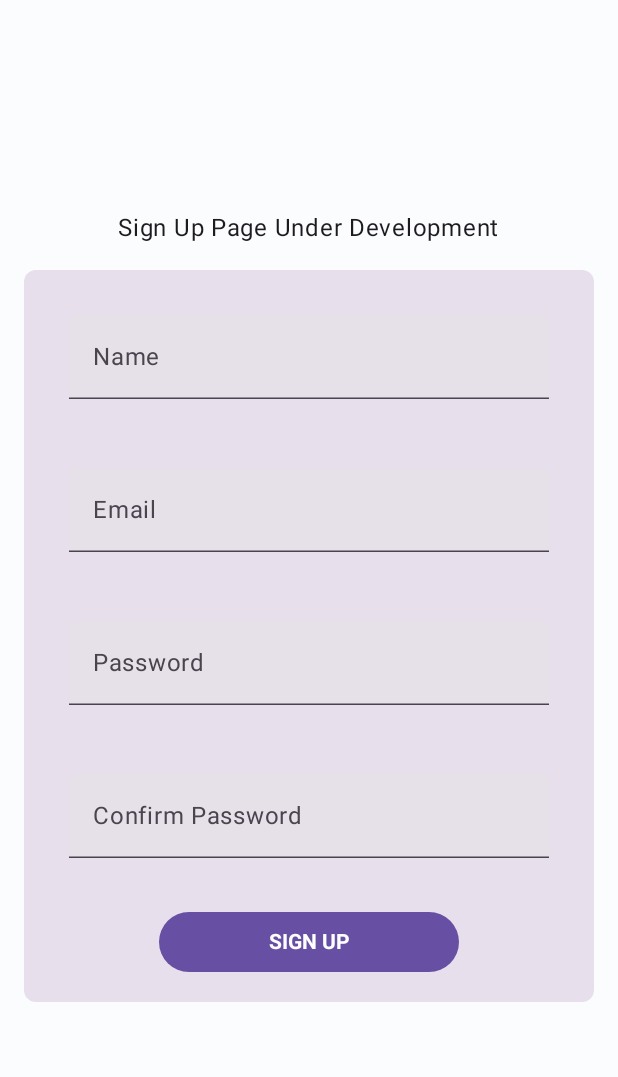
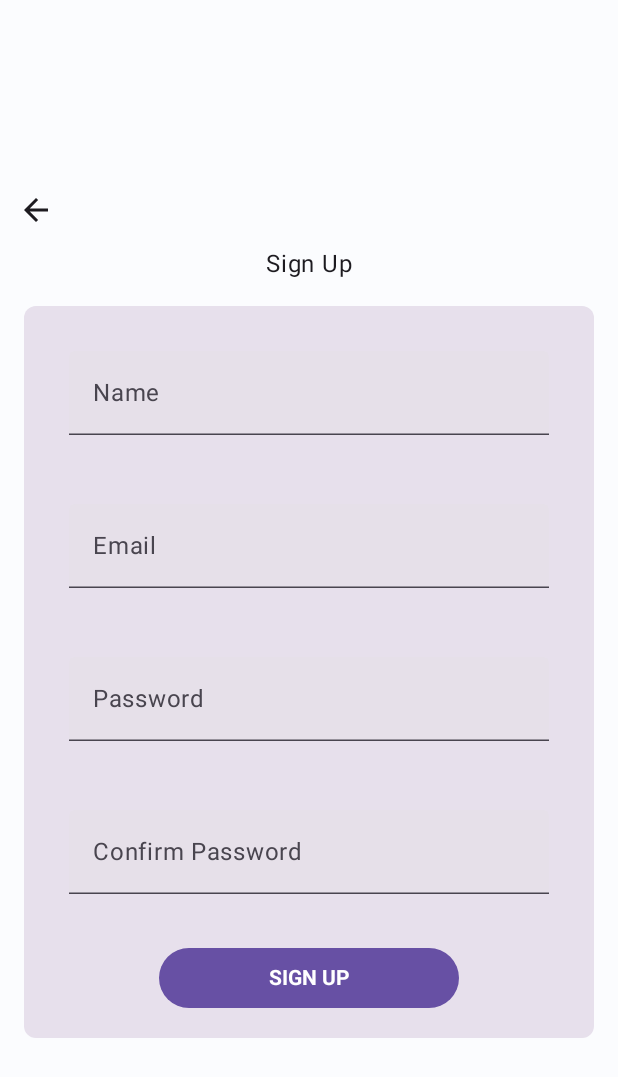
Before and after one commit to SeattleColleges/nsc-events-android, an Android app built with Jetpack Compose: the screen it shows after launch (MainActivity), after a tap on "Sign-up", on a phone screen of 412 x 824 dp. Shown: the top 1077 px of the screen. Run offline under Robolectric (Android 15) with nearby library versions, the phone set to English and light mode, and no system bars.

Commit message:
Add icon button leading to homepage

```diff
--- a/app/src/main/java/com/example/nsc_events/screen/SignUp.kt
+++ b/app/src/main/java/com/example/nsc_events/screen/SignUp.kt
@@ -11,7 +11,11 @@ import androidx.compose.foundation.layout.fillMaxWidth
 import androidx.compose.foundation.layout.padding
 import androidx.compose.foundation.layout.width
 import androidx.compose.foundation.text.KeyboardOptions
+import androidx.compose.material.icons.Icons
+import androidx.compose.material.icons.filled.ArrowBack
 import androidx.compose.material3.Button
+import androidx.compose.material3.Icon
+import androidx.compose.material3.IconButton
 import androidx.compose.material3.MaterialTheme
 import androidx.compose.material3.Text
 import androidx.compose.material3.TextField
@@ -54,7 +58,14 @@ fun SignUpPage( navController: NavHostController) {
         verticalArrangement = Arrangement.Center,
         horizontalAlignment = Alignment.CenterHorizontally
     ) {
-        Text ( text = "Sign Up Page Under Development")
+        IconButton(
+            onClick = { navController.navigate(Routes.HomePage.route) },
+            modifier = Modifier.align(Alignment.Start)
+        ) {
+            Icon(imageVector = Icons.Default.ArrowBack, contentDescription = "Home")
+        }
+
+        Text ( text = "Sign Up")
 
         Box(
             modifier = Modifier
```
